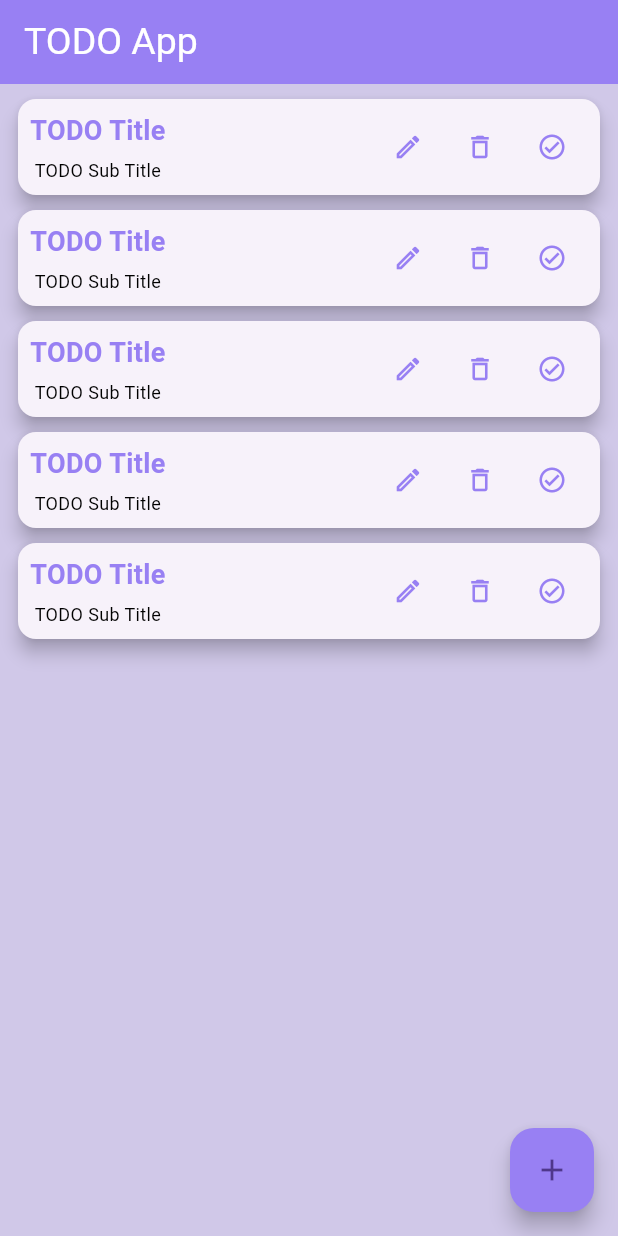
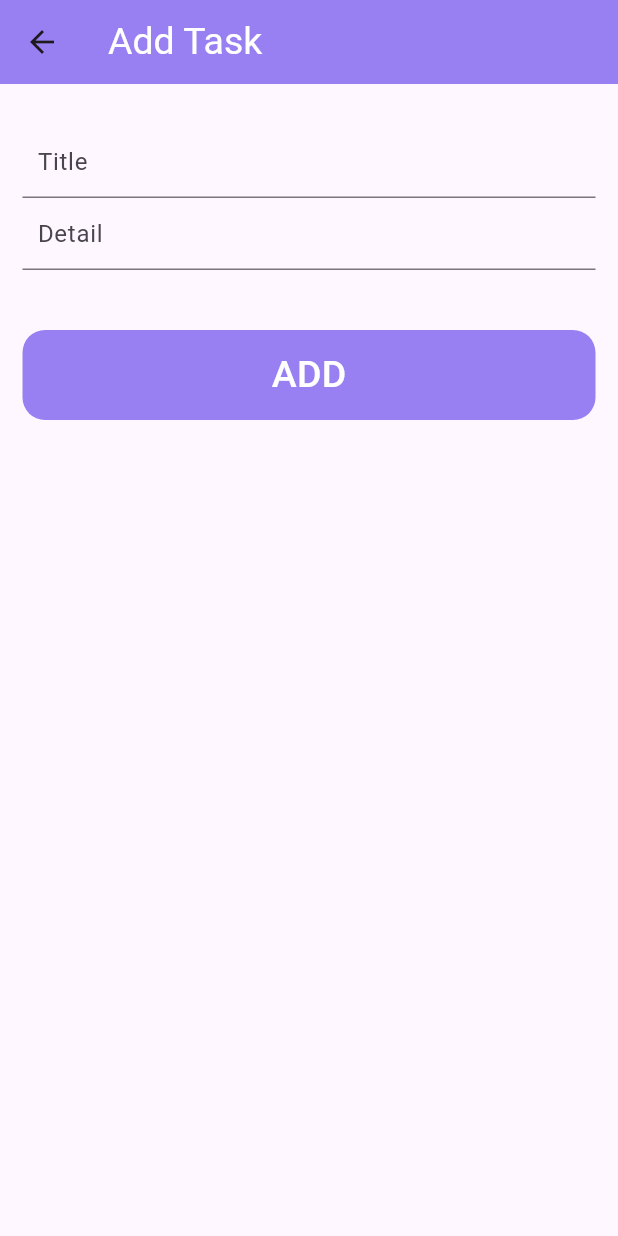
Before and after one commit to Suhaila-Farahat/todo-depi, a Flutter app: the screen it shows after launch, after a tap on the "add" icon, on a phone screen of 412 x 824 dp. Run offline on Flutter 3.47's test engine with Material 3 defaults, Android fonts, the phone set to English and light mode, and no system bars.

Commit message:
addTaskPage commit

```diff
--- /dev/null
+++ b/lib/Add ToDo page.dart
@@ -0,0 +1,71 @@
+import 'package:flutter/material.dart';
+import 'package:todo_depi/Constants.dart';
+
+class AddTODOPage extends StatelessWidget {
+  const AddTODOPage({super.key});
+
+  @override
+  Widget build(BuildContext context) {
+    return Scaffold(
+      appBar: AppBar(
+        title: const Text(
+          'Add Task',
+          style: TextStyle(color: Colors.white, fontSize: 25),
+        ),
+        backgroundColor: defaultColor,
+      ),
+
+      body: Padding(
+        padding: const EdgeInsets.symmetric(
+          vertical: 28,
+          horizontal: 15
+        ),
+        child: Column(
+          children: [
+            TextFormField(
+              decoration: InputDecoration(
+                  hintText: 'Title',
+                  contentPadding: EdgeInsets.symmetric(
+                      vertical: 10,
+                      horizontal: 10
+                  )
+              ),
+
+            ),
+            TextFormField(
+              decoration: InputDecoration(
+                  hintText: 'Detail',
+                  contentPadding: EdgeInsets.symmetric(
+                      vertical: 10,
+                      horizontal: 10
+                  )
+              ),
+
+            ),
+            SizedBox(
+              height: 40,
+            ),
+            Container(
+              width: double.infinity,
+              height: 60,
+              decoration: BoxDecoration(
+                color: defaultColor,
+                borderRadius: BorderRadius.circular(15)
+
+              ),
+              child: MaterialButton(
+                  onPressed: (){},
+                  child: Text(
+                    'ADD',
+                    style: TextStyle( fontSize: 25,color: Colors.white),
+                  ),
+
+
+              ),
+            )
+          ],
+        ),
+      ),
+    );
+  }
+}
--- a/lib/ToDo page.dart
+++ b/lib/ToDo page.dart
@@ -1,4 +1,5 @@
 import 'package:flutter/material.dart';
+import 'package:todo_depi/Add%20ToDo%20page.dart';
 import 'package:todo_depi/Constants.dart';
 
 class TodoPage extends StatelessWidget {
@@ -15,10 +16,12 @@ class TodoPage extends StatelessWidget {
         ),
         backgroundColor: defaultColor,
       ),
+
+
       body: ListView.builder(
         itemBuilder: (BuildContext context, int index) => Card(
           elevation: 5,
-          margin: EdgeInsets.only(
+          margin: const EdgeInsets.only(
               top: 10,
               right: 12,
               left: 12
@@ -42,10 +45,10 @@ class TodoPage extends StatelessWidget {
                                     fontWeight: FontWeight.bold,
                                     color: defaultColor),
                               ),
-                              SizedBox(
+                              const SizedBox(
                                 height: 5,
                               ),
-                              Text(
+                              const Text(
                                 "TODO Sub Title",
                                 style: TextStyle(
                                     fontSize: 12, color: Colors.black),
@@ -90,8 +93,10 @@ class TodoPage extends StatelessWidget {
       ),
       floatingActionButton: FloatingActionButton(
         backgroundColor: defaultColor,
-        onPressed: (){},
-        child: Icon(
+        onPressed: (){
+          Navigator.push(context, MaterialPageRoute(builder: (context) =>AddTODOPage()));
+        },
+        child: const Icon(
           Icons.add,
         ),
       ),
--- a/lib/main.dart
+++ b/lib/main.dart
@@ -8,13 +8,11 @@ void main() {
 class MyApp extends StatelessWidget {
   const MyApp({super.key});
 
-  // This widget is the root of your application.
   @override
   Widget build(BuildContext context) {
     return const MaterialApp(
       debugShowCheckedModeBanner: false,
       title: 'TODO app',
-
       home: TodoPage(),
     );
   }
```
